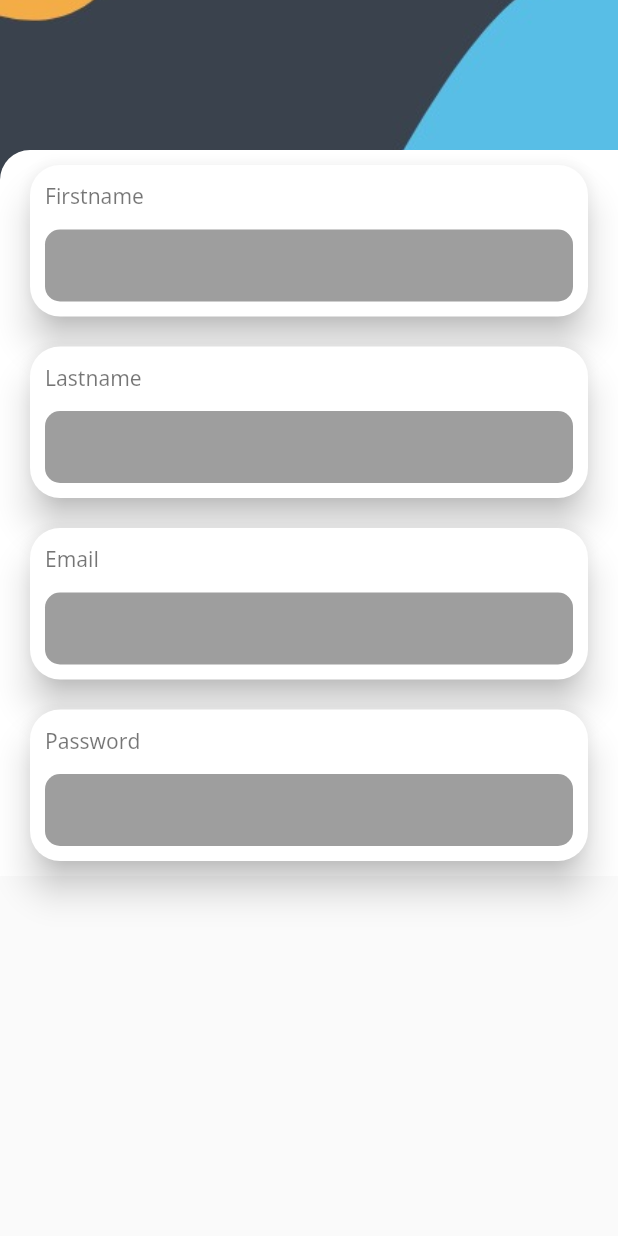
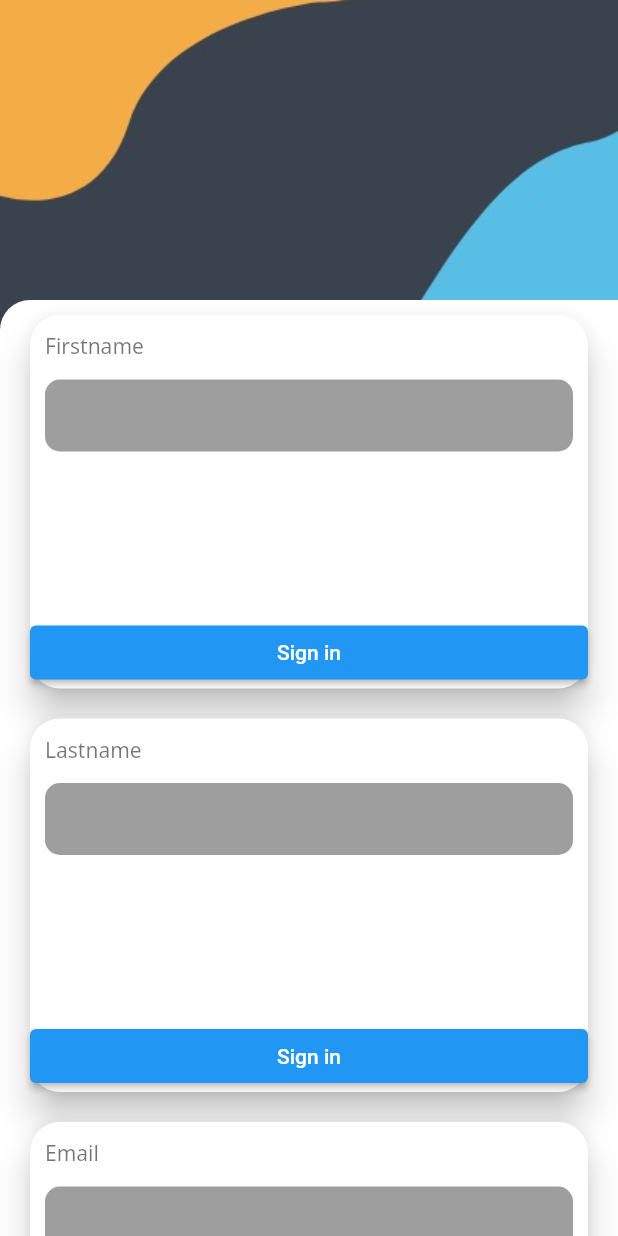
Before and after one commit to PNewBig/weeky-vote, a Flutter app: the RegisterScreen screen opened by its route, on a phone screen of 412 x 824 dp. Run offline on Flutter 3.47's test engine with Material 2 defaults, Android fonts, the phone set to English and light mode, and no system bars.

Commit message:
commit vai

```diff
--- a/lib/Presentation/Screen/RegisterScreen.dart
+++ b/lib/Presentation/Screen/RegisterScreen.dart
@@ -8,13 +8,17 @@ class RegisterScreen extends StatelessWidget {
   Widget build(BuildContext context) {
     return Scaffold(
         body: Container(
-            decoration:
-                BoxDecoration(image: DecorationImage(image: AssetImage("asset/Image/background.jpeg"), fit: BoxFit.cover)),
-            child: Form(child: Container(
-              margin: const EdgeInsets.only(top: 100),
+            decoration: BoxDecoration(
+                image: DecorationImage(
+                    image: AssetImage("asset/Image/background.jpeg"),
+                    fit: BoxFit.cover)),
+            child: Form(
+                child: Container(
+              margin: const EdgeInsets.only(top: 200),
               decoration: BoxDecoration(
                 color: Colors.white,
-                borderRadius: BorderRadius.only(topLeft: Radius.circular(20), topRight: Radius.circular(0)),
+                borderRadius: BorderRadius.only(
+                    topLeft: Radius.circular(20), topRight: Radius.circular(0)),
               ),
               child: SingleChildScrollView(
                 child: Column(
@@ -23,18 +27,16 @@ class RegisterScreen extends StatelessWidget {
                       BuildForm("Firstname", context),
                       BuildForm("Lastname", context),
                       BuildForm("Email", context),
-                  BuildForm("Password", context)
+                      BuildForm("Password", context),
+                      BuildDropDown("Position", context)
                     ]),
               ),
             ))));
   }
 
-  Widget BuildForm(String text, BuildContext ctx) {
-    return SizedBox(
-      child: Card(
-        margin: const EdgeInsets.symmetric(
-          horizontal: 20,
-          vertical: 10),
+  Widget BuildDropDown(String text, BuildContext ctx) {
+    return Card(
+      margin: const EdgeInsets.symmetric(horizontal: 20, vertical: 10),
       elevation: 10,
       shape: RoundedRectangleBorder(borderRadius: BorderRadius.circular(20)),
       child: Column(
@@ -43,19 +45,57 @@ class RegisterScreen extends StatelessWidget {
           Container(
               margin: const EdgeInsets.only(left: 10, top: 10),
               child: Text(text, style: Theme.of(ctx).textTheme.bodySmall)),
+          SizedBox(
+            height: 10,
+          ),
+          Container(
+            margin: const EdgeInsets.only(left: 10, right: 10, bottom: 10),
+            decoration: BoxDecoration(
+                color: Colors.grey, borderRadius: BorderRadius.circular(10)),
+            width: double.infinity,
+            child: DropdownButton<String>(
+                underline: SizedBox(),
+                items: [
+                  DropdownMenuItem(
+                      child: Text("front-end"), value: "front-end"),
+                  DropdownMenuItem(child: Text("back-end"), value: "back-end")
+                ],
+                onChanged: (value) {}),
+          ),
+        ],
+      ),
+    );
+  }
+
+  Widget BuildForm(String text, BuildContext ctx) {
+    return SizedBox(
+      child: Card(
+          margin: const EdgeInsets.symmetric(horizontal: 20, vertical: 10),
+          elevation: 10,
+          shape:
+              RoundedRectangleBorder(borderRadius: BorderRadius.circular(20)),
+          child:
+              Column(crossAxisAlignment: CrossAxisAlignment.start, children: [
+            Container(
+                margin: const EdgeInsets.only(left: 10, top: 10),
+                child: Text(text, style: Theme.of(ctx).textTheme.bodySmall)),
             SizedBox(height: 10),
             Container(
-          decoration: BoxDecoration(color: Colors.grey, borderRadius: BorderRadius.circular(10)),
-          margin: const EdgeInsets.only(left:10, right: 10, bottom: 10),
+                decoration: BoxDecoration(
+                    color: Colors.grey,
+                    borderRadius: BorderRadius.circular(10)),
+                margin: const EdgeInsets.only(left: 10, right: 10, bottom: 10),
                 child: TextFormField(
-              validator: (value) {
-
-          },
+                  validator: (value) {},
                   decoration: InputDecoration(
                       contentPadding: const EdgeInsets.only(left: 10),
                       border: InputBorder.none),
-          ),
-        )
+                )),
+
+                Container(
+                  margin: const EdgeInsets.only(top: 100),
+                  width: double.infinity,
+                  child: ElevatedButton(onPressed: (){}, child: Text("Sign in")))
           ])),
     );
   }
```
Also changed, not shown: lib/Presentation/Screen/EnterRoomScreen.dart (added). Lines whose indentation alone changed are shown as unchanged.
